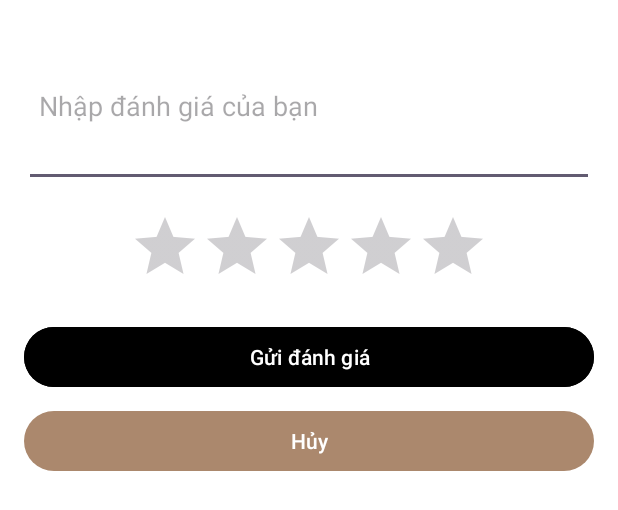
After one commit to hiennhatou/flower-store, an Android app: the layout dialog_add_review.xml on its own in the app's theme, with its tools: preview values and no code run, on a phone screen of 412 x 824 dp. The commit adds this screen. Shown: the top 510 px of the screen. Run offline under Robolectric (Android 15) with nearby library versions, the phone set to English and light mode, and no system bars.

Commit message:
update danhgiasp

```diff
--- /dev/null
+++ b/app/src/main/res/layout/dialog_add_review.xml
@@ -0,0 +1,58 @@
+<?xml version="1.0" encoding="utf-8"?>
+<androidx.constraintlayout.widget.ConstraintLayout
+    xmlns:android="http://schemas.android.com/apk/res/android"
+    xmlns:app="http://schemas.android.com/apk/res-auto"
+    xmlns:tools="http://schemas.android.com/tools"
+    android:layout_width="match_parent"
+    android:layout_height="wrap_content"
+    android:padding="16dp"
+    tools:context=".ui.productdetail.AddReviewDialog">
+
+    <com.google.android.material.textfield.TextInputEditText
+        android:id="@+id/reviewEditText"
+        android:layout_width="0dp"
+        android:layout_height="wrap_content"
+        android:hint="Nhập đánh giá của bạn"
+        android:inputType="textMultiLine"
+        app:layout_constraintTop_toTopOf="parent"
+        app:layout_constraintStart_toStartOf="parent"
+        app:layout_constraintEnd_toEndOf="parent"
+        android:lines="4"
+        android:maxLines="6"
+        android:scrollHorizontally="false"
+        android:padding="10dp" />
+
+    <RatingBar
+        android:id="@+id/ratingBar"
+        android:layout_width="wrap_content"
+        android:layout_height="wrap_content"
+        android:numStars="5"
+        android:stepSize="1"
+        app:layout_constraintTop_toBottomOf="@id/reviewEditText"
+        app:layout_constraintStart_toStartOf="parent"
+        app:layout_constraintEnd_toEndOf="parent"
+        android:layout_marginTop="16dp"/>
+
+    <com.google.android.material.button.MaterialButton
+        android:id="@+id/submitReviewButton"
+        android:layout_width="0dp"
+        android:layout_height="wrap_content"
+        android:text="Gửi đánh giá"
+        app:layout_constraintTop_toBottomOf="@id/ratingBar"
+        app:layout_constraintStart_toStartOf="parent"
+        app:layout_constraintEnd_toEndOf="parent"
+        android:layout_marginTop="16dp"
+        android:backgroundTint="@color/black"
+        android:textColor="@android:color/white" />
+
+    <com.google.android.material.button.MaterialButton
+        android:id="@+id/cancelButton"
+        android:layout_width="0dp"
+        android:layout_height="wrap_content"
+        android:text="Hủy"
+        app:layout_constraintTop_toBottomOf="@id/submitReviewButton"
+        app:layout_constraintStart_toStartOf="parent"
+        app:layout_constraintEnd_toEndOf="parent"
+        android:layout_marginTop="8dp"
+        android:textColor="@color/white" />
+</androidx.constraintlayout.widget.ConstraintLayout>
--- a/app/src/main/res/values/colors.xml
+++ b/app/src/main/res/values/colors.xml
@@ -6,4 +6,6 @@
     <color name="brown">#AB886D</color>
     <color name="grey">#888484</color>
     <color name="grey_light">#F9F1F0</color>
+    <color name="yellow">#ffff00</color>
+    <color name="light_yellow">#ffffdf</color>
 </resources>
--- a/app/src/main/res/values/styles.xml
+++ b/app/src/main/res/values/styles.xml
@@ -7,4 +7,10 @@
         <item name="android:textColorPrimary">#333333</item>
         <item name="android:colorAccent">#AB886D</item>
     </style>
+
+    <style name="RatingBarYellow" parent="Widget.AppCompat.RatingBar.Small">
+        <item name="colorControlNormal">#ffffdf</item>
+        <item name="colorControlActivated">#ffff00</item>
+        <item name="colorControlHighlight">#ffff00</item> <!-- Thêm dòng này -->
+    </style>
 </resources>
```
Also changed, not shown: app/src/main/java/edu/ou/flowerstore/ui/productdetail/AddReviewDialog.java (added, +56 -0 lines), app/src/main/java/edu/ou/flowerstore/ui/productdetail/ProductDetailActivity.java (+75 -5 lines), app/src/main/java/edu/ou/flowerstore/ui/productdetail/Review.java (added, +65 -0 lines), app/src/main/java/edu/ou/flowerstore/ui/productdetail/ReviewAdapter.java (added, +76 -0 lines), app/src/main/res/layout/activity_product_detail.xml (+20 -0 lines), app/src/main/res/layout/item_review.xml (added, +46 -0 lines), app/src/main/res/drawable/ic_star.png (added).
